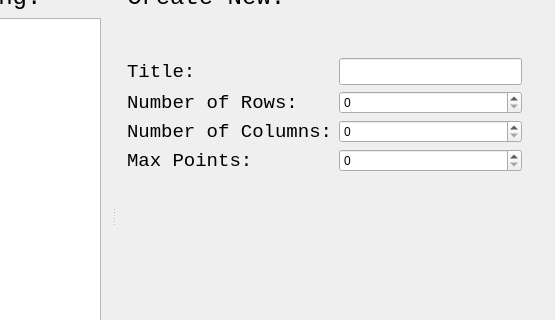
Qt form GAUI/basescreen.ui (ezfe/grading-assistant-cs205) before a commit; both pictures show x 193 to 748 and y 83 to 403 of the 748 by 586 pixel window.
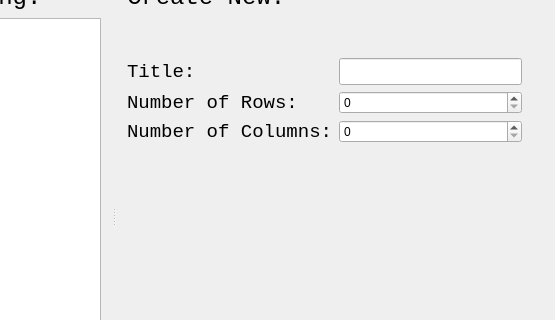
The same form after that commit.

Commit message: Rubric calculates points automatically (no more entering max points)

Patch:
```diff
--- a/GAUI/basescreen.ui
+++ b/GAUI/basescreen.ui
@@ -582,6 +582,9 @@
                 </property>
                </widget>
               </item>
+              <item row="1" column="1">
+               <widget class="QSpinBox" name="rowsEdit"/>
+              </item>
               <item row="2" column="0">
                <widget class="QLabel" name="label_14">
                 <property name="font">
@@ -595,28 +598,9 @@
                 </property>
                </widget>
               </item>
-              <item row="3" column="0">
-               <widget class="QLabel" name="label_15">
-                <property name="font">
-                 <font>
-                  <family>Monospace</family>
-                  <pointsize>14</pointsize>
-                 </font>
-                </property>
-                <property name="text">
-                 <string>Max Points:</string>
-                </property>
-               </widget>
-              </item>
-              <item row="1" column="1">
-               <widget class="QSpinBox" name="rowsEdit"/>
-              </item>
               <item row="2" column="1">
                <widget class="QSpinBox" name="columnsEdit"/>
               </item>
-              <item row="3" column="1">
-               <widget class="QSpinBox" name="pointsEdit"/>
-              </item>
              </layout>
             </item>
             <item>
```
The commit also changes 3 other files.
